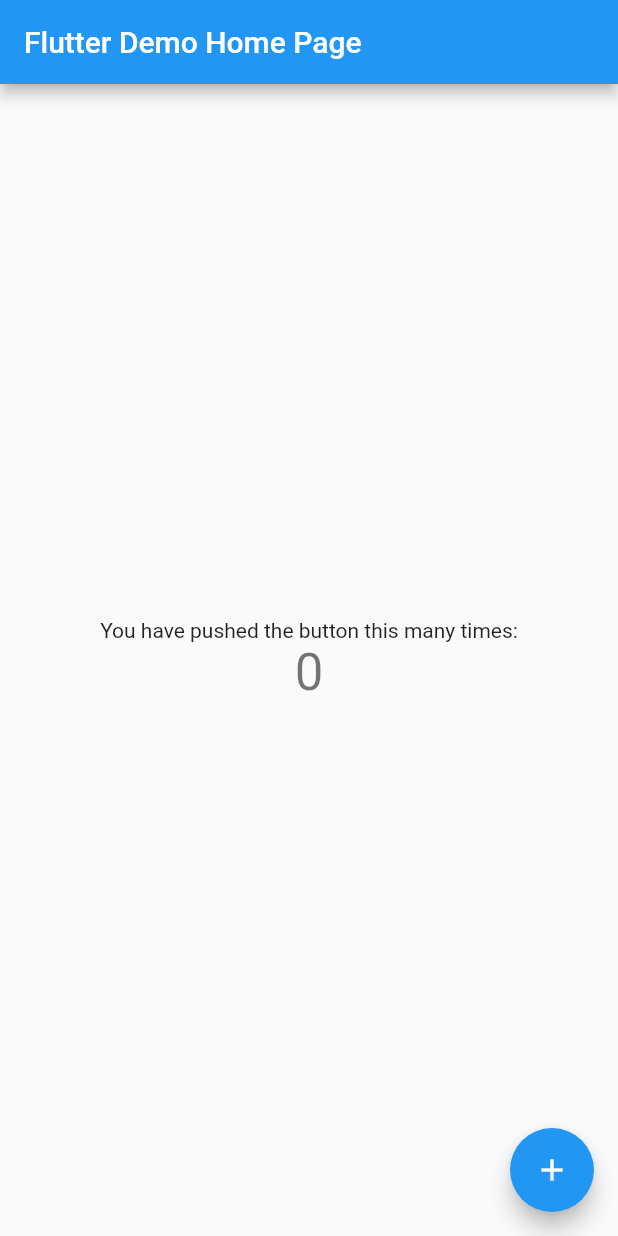
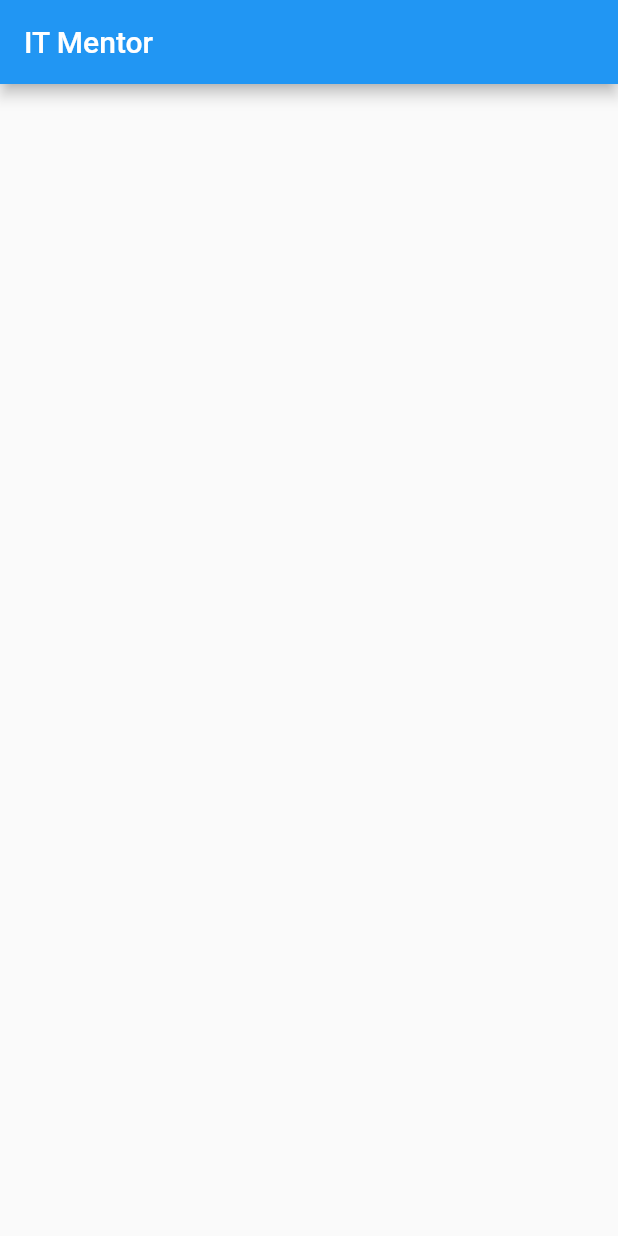
Before and after one commit to IT-UOT/Qabas, a Flutter app: the screen it shows after launch, on a phone screen of 412 x 824 dp. Run offline on Flutter 3.47's test engine with Material 2 defaults, Android fonts, the phone set to English and light mode, and no system bars; our stand-ins replace bloc, firebase_core, freezed_annotation, get_it; accounts and stored records are empty.

Commit message:
made the basic project architure

```diff
--- a/lib/main.dart
+++ b/lib/main.dart
@@ -1,115 +1,29 @@
+import 'package:firebase_core/firebase_core.dart';
 import 'package:flutter/material.dart';
+import 'package:itmentor/screens/home_screen.dart';
+import 'package:itmentor/services/locator.dart';
 
-void main() {
-  runApp(const MyApp());
+import 'firebase_options.dart';
+
+
+void main() async {
+  WidgetsFlutterBinding.ensureInitialized();
+  await Firebase.initializeApp(
+    options: DefaultFirebaseOptions.currentPlatform,
+  );
+  setupLocator();
+  runApp(MyApp());
 }
 
 class MyApp extends StatelessWidget {
-  const MyApp({super.key});
-
-  // This widget is the root of your application.
   @override
   Widget build(BuildContext context) {
     return MaterialApp(
-      title: 'Flutter Demo',
+      title: 'IT Mentor',
       theme: ThemeData(
-        // This is the theme of your application.
-        //
-        // Try running your application with "flutter run". You'll see the
-        // application has a blue toolbar. Then, without quitting the app, try
-        // changing the primarySwatch below to Colors.green and then invoke
-        // "hot reload" (press "r" in the console where you ran "flutter run",
-        // or simply save your changes to "hot reload" in a Flutter IDE).
-        // Notice that the counter didn't reset back to zero; the application
-        // is not restarted.
         primarySwatch: Colors.blue,
       ),
-      home: const MyHomePage(title: 'Flutter Demo Home Page'),
+      home: HomeScreen(),
     );
   }
 }
-
-class MyHomePage extends StatefulWidget {
-  const MyHomePage({super.key, required this.title});
-
-  // This widget is the home page of your application. It is stateful, meaning
-  // that it has a State object (defined below) that contains fields that affect
-  // how it looks.
-
-  // This class is the configuration for the state. It holds the values (in this
-  // case the title) provided by the parent (in this case the App widget) and
-  // used by the build method of the State. Fields in a Widget subclass are
-  // always marked "final".
-
-  final String title;
-
-  @override
-  State<MyHomePage> createState() => _MyHomePageState();
-}
-
-class _MyHomePageState extends State<MyHomePage> {
-  int _counter = 0;
-
-  void _incrementCounter() {
-    setState(() {
-      // This call to setState tells the Flutter framework that something has
-      // changed in this State, which causes it to rerun the build method below
-      // so that the display can reflect the updated values. If we changed
-      // _counter without calling setState(), then the build method would not be
-      // called again, and so nothing would appear to happen.
-      _counter++;
-    });
-  }
-
-  @override
-  Widget build(BuildContext context) {
-    // This method is rerun every time setState is called, for instance as done
-    // by the _incrementCounter method above.
-    //
-    // The Flutter framework has been optimized to make rerunning build methods
-    // fast, so that you can just rebuild anything that needs updating rather
-    // than having to individually change instances of widgets.
-    return Scaffold(
-      appBar: AppBar(
-        // Here we take the value from the MyHomePage object that was created by
-        // the App.build method, and use it to set our appbar title.
-        title: Text(widget.title),
-      ),
-      body: Center(
-        // Center is a layout widget. It takes a single child and positions it
-        // in the middle of the parent.
-        child: Column(
-          // Column is also a layout widget. It takes a list of children and
-          // arranges them vertically. By default, it sizes itself to fit its
-          // children horizontally, and tries to be as tall as its parent.
-          //
-          // Invoke "debug painting" (press "p" in the console, choose the
-          // "Toggle Debug Paint" action from the Flutter Inspector in Android
-          // Studio, or the "Toggle Debug Paint" command in Visual Studio Code)
-          // to see the wireframe for each widget.
-          //
-          // Column has various properties to control how it sizes itself and
-          // how it positions its children. Here we use mainAxisAlignment to
-          // center the children vertically; the main axis here is the vertical
-          // axis because Columns are vertical (the cross axis would be
-          // horizontal).
-          mainAxisAlignment: MainAxisAlignment.center,
-          children: <Widget>[
-            const Text(
-              'You have pushed the button this many times:',
-            ),
-            Text(
-              '$_counter',
-              style: Theme.of(context).textTheme.headlineMedium,
-            ),
-          ],
-        ),
-      ),
-      floatingActionButton: FloatingActionButton(
-        onPressed: _incrementCounter,
-        tooltip: 'Increment',
-        child: const Icon(Icons.add),
-      ), // This trailing comma makes auto-formatting nicer for build methods.
-    );
-  }
-}
--- a/lib/screens/home_screen.dart
+++ b/lib/screens/home_screen.dart
@@ -0,0 +1,37 @@
+import 'package:flutter/material.dart';
+
+
+import '../services/locator.dart';
+
+class HomeScreen extends StatefulWidget {
+  @override
+  _HomeScreenState createState() => _HomeScreenState();
+}
+
+class _HomeScreenState extends State<HomeScreen> {
+ // final _departmentBloc = locator.get<DepartmentBloc>();
+ // final _courseBloc = locator.get<CourseBloc>();
+
+  @override
+  void initState() {
+    super.initState();
+   // _departmentBloc.fetchDepartments();
+  }
+
+  @override
+  void dispose() {
+  //  _departmentBloc.dispose();
+  //  _courseBloc.dispose();
+    super.dispose();
+  }
+
+  @override
+  Widget build(BuildContext context) {
+    return Scaffold(
+      appBar: AppBar(
+        title: Text('IT Mentor'),
+      ),
+   //   body: ,
+    );
+  }
+}
--- a/lib/services/locator.dart
+++ b/lib/services/locator.dart
@@ -0,0 +1,7 @@
+import 'package:get_it/get_it.dart';
+
+GetIt locator = GetIt.instance;
+
+void setupLocator() {
+
+}
--- a/pubspec.yaml
+++ b/pubspec.yaml
@@ -40,6 +40,7 @@
   get_it: ^7.2.0
   freezed: ^2.3.2
   flutter_bloc: ^8.1.2
+  firebase_core: ^2.9.0
 
 
 dev_dependencies:
```
Also changed, not shown: lib/data/department_repository.dart (+18 -0 lines), lib/models/department.dart (+9 -0 lines), lib/services/api_service.dart (+13 -0 lines), lib/firebase_options.dart (added), pubspec.lock, 7 other files.
